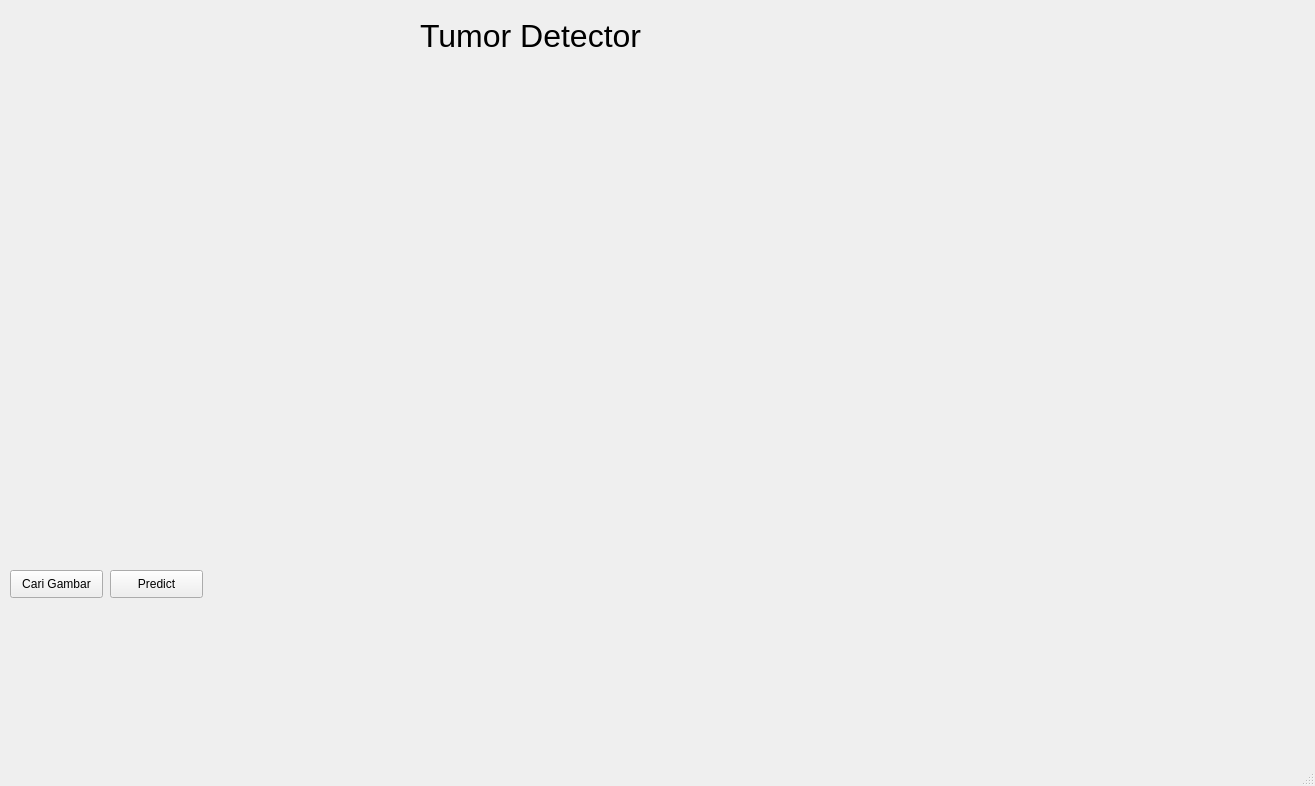
Before: the Qt Designer form gui.ui in tegar97/brain-tumor-detection, drawn with Qt 5.
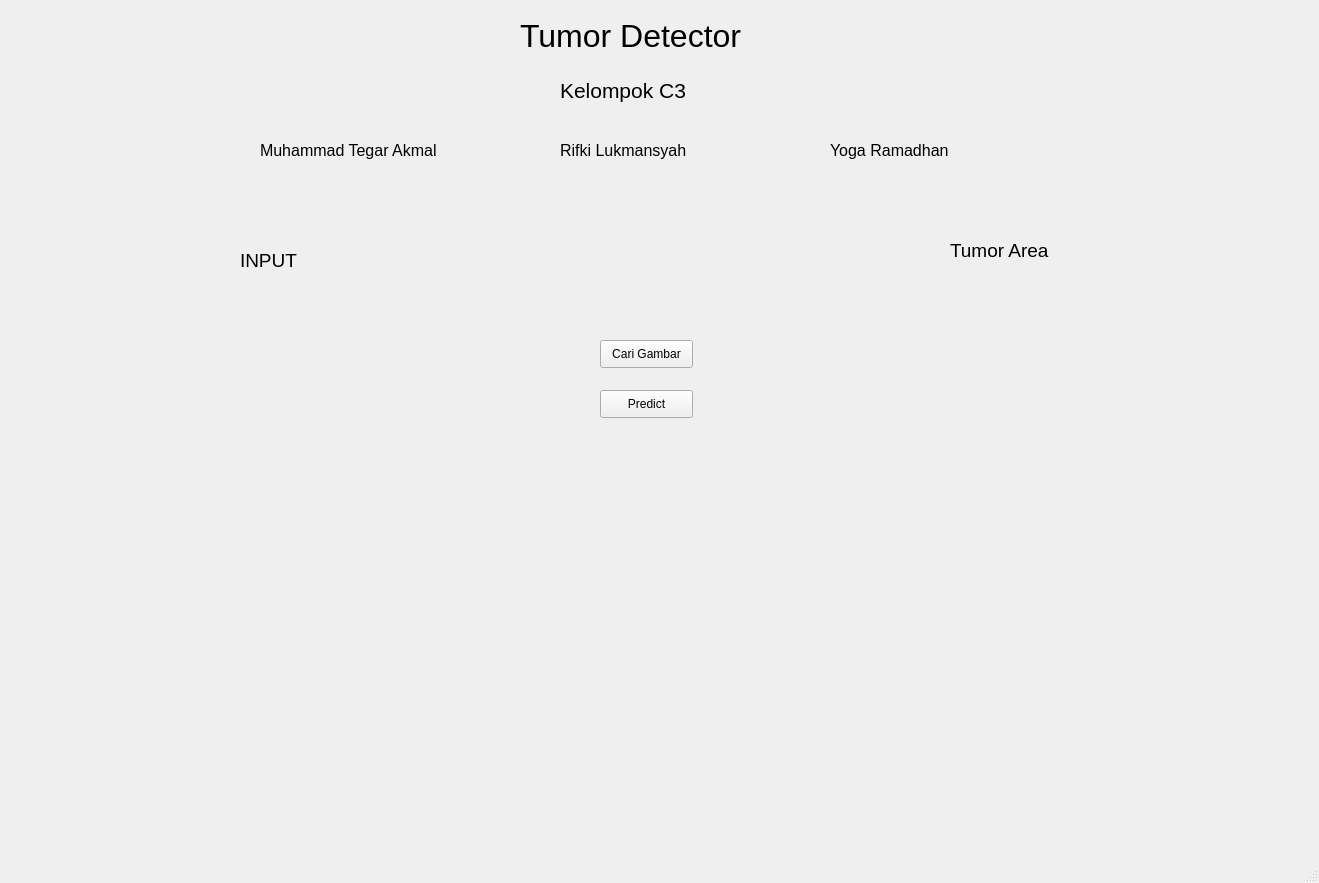
After: the same form once the commit is applied.

Patch:
```diff
--- a/gui.ui
+++ b/gui.ui
@@ -6,18 +6,21 @@
    <rect>
     <x>0</x>
     <y>0</y>
-    <width>1315</width>
-    <height>786</height>
+    <width>1319</width>
+    <height>883</height>
    </rect>
   </property>
   <property name="windowTitle">
    <string>MainWindow</string>
   </property>
+  <property name="autoFillBackground">
+   <bool>true</bool>
+  </property>
   <widget class="QWidget" name="centralwidget">
    <widget class="QLabel" name="label">
     <property name="geometry">
      <rect>
-      <x>420</x>
+      <x>520</x>
       <y>10</y>
       <width>341</width>
       <height>51</height>
@@ -35,8 +38,8 @@
    <widget class="QPushButton" name="pushButton">
     <property name="geometry">
      <rect>
-      <x>10</x>
-      <y>570</y>
+      <x>600</x>
+      <y>340</y>
       <width>93</width>
       <height>28</height>
      </rect>
@@ -45,24 +48,11 @@
      <string>Cari Gambar</string>
     </property>
    </widget>
-   <widget class="QLabel" name="label_2">
-    <property name="geometry">
-     <rect>
-      <x>20</x>
-      <y>120</y>
-      <width>511</width>
-      <height>351</height>
-     </rect>
-    </property>
-    <property name="text">
-     <string/>
-    </property>
-   </widget>
    <widget class="QLabel" name="predict_image">
     <property name="geometry">
      <rect>
-      <x>660</x>
-      <y>130</y>
+      <x>790</x>
+      <y>280</y>
       <width>431</width>
       <height>321</height>
      </rect>
@@ -74,8 +64,8 @@
    <widget class="QPushButton" name="predict_button">
     <property name="geometry">
      <rect>
-      <x>110</x>
-      <y>570</y>
+      <x>600</x>
+      <y>390</y>
       <width>93</width>
       <height>28</height>
      </rect>
@@ -87,10 +77,10 @@
    <widget class="QLabel" name="label_result">
     <property name="geometry">
      <rect>
-      <x>390</x>
-      <y>660</y>
-      <width>541</width>
-      <height>20</height>
+      <x>360</x>
+      <y>670</y>
+      <width>581</width>
+      <height>81</height>
      </rect>
     </property>
     <property name="font">
@@ -102,6 +92,130 @@
      <string/>
     </property>
    </widget>
+   <widget class="QLabel" name="image_original">
+    <property name="geometry">
+     <rect>
+      <x>60</x>
+      <y>290</y>
+      <width>431</width>
+      <height>321</height>
+     </rect>
+    </property>
+    <property name="text">
+     <string/>
+    </property>
+    <property name="scaledContents">
+     <bool>true</bool>
+    </property>
+   </widget>
+   <widget class="QLabel" name="label_2">
+    <property name="geometry">
+     <rect>
+      <x>240</x>
+      <y>250</y>
+      <width>91</width>
+      <height>20</height>
+     </rect>
+    </property>
+    <property name="font">
+     <font>
+      <pointsize>14</pointsize>
+     </font>
+    </property>
+    <property name="text">
+     <string>INPUT</string>
+    </property>
+   </widget>
+   <widget class="QLabel" name="label_3">
+    <property name="geometry">
+     <rect>
+      <x>950</x>
+      <y>240</y>
+      <width>141</width>
+      <height>20</height>
+     </rect>
+    </property>
+    <property name="font">
+     <font>
+      <pointsize>14</pointsize>
+     </font>
+    </property>
+    <property name="text">
+     <string>Tumor Area</string>
+    </property>
+   </widget>
+   <widget class="QLabel" name="label_4">
+    <property name="geometry">
+     <rect>
+      <x>560</x>
+      <y>70</y>
+      <width>141</width>
+      <height>41</height>
+     </rect>
+    </property>
+    <property name="font">
+     <font>
+      <pointsize>16</pointsize>
+     </font>
+    </property>
+    <property name="text">
+     <string>Kelompok C3</string>
+    </property>
+   </widget>
+   <widget class="QLabel" name="label_5">
+    <property name="geometry">
+     <rect>
+      <x>260</x>
+      <y>130</y>
+      <width>191</width>
+      <height>41</height>
+     </rect>
+    </property>
+    <property name="font">
+     <font>
+      <pointsize>12</pointsize>
+     </font>
+    </property>
+    <property name="text">
+     <string>Muhammad Tegar Akmal</string>
+    </property>
+   </widget>
+   <widget class="QLabel" name="label_6">
+    <property name="geometry">
+     <rect>
+      <x>560</x>
+      <y>130</y>
+      <width>191</width>
+      <height>41</height>
+     </rect>
+    </property>
+    <property name="font">
+     <font>
+      <pointsize>12</pointsize>
+     </font>
+    </property>
+    <property name="text">
+     <string>Rifki Lukmansyah</string>
+    </property>
+   </widget>
+   <widget class="QLabel" name="label_7">
+    <property name="geometry">
+     <rect>
+      <x>830</x>
+      <y>130</y>
+      <width>191</width>
+      <height>41</height>
+     </rect>
+    </property>
+    <property name="font">
+     <font>
+      <pointsize>12</pointsize>
+     </font>
+    </property>
+    <property name="text">
+     <string>Yoga Ramadhan</string>
+    </property>
+   </widget>
   </widget>
   <widget class="QMenuBar" name="menubar">
    <property name="geometry">
```
Left out of the diff: 4 changed lines with no effect on the pictures.
